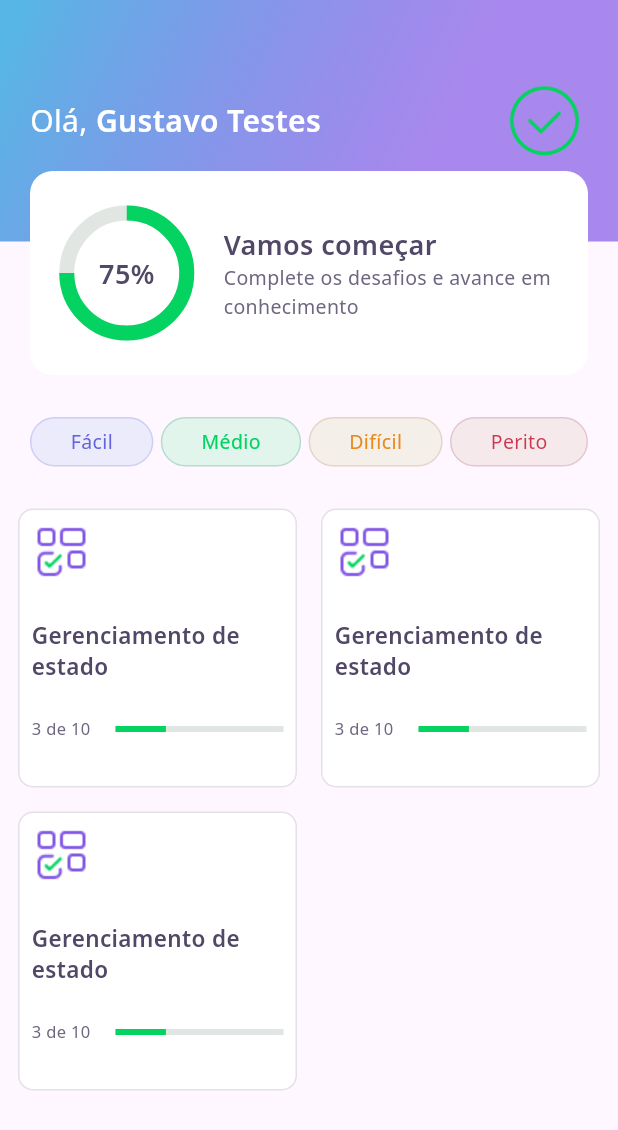
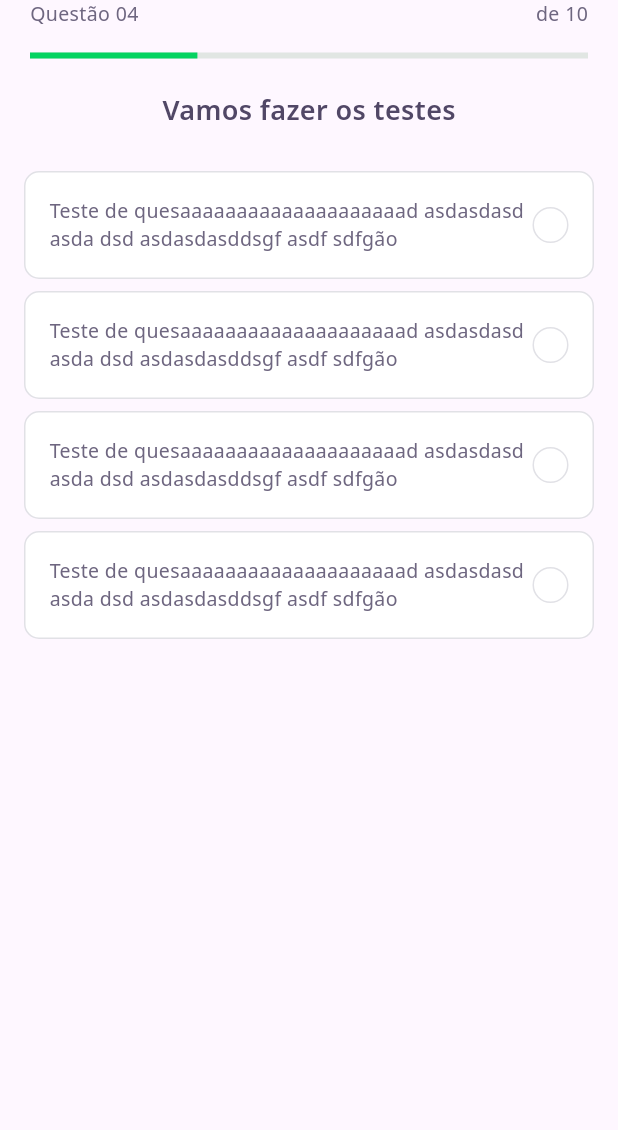
Before and after one commit to gustavoaesteves/NLW-flutter, a Flutter app: the screen it shows after launch, on a phone screen of 412 x 824 dp. Shown: the top 1130 px of the screen. Run offline on Flutter 3.47's test engine with Material 3 defaults, Android fonts, the phone set to English and light mode, and no system bars; our stand-ins replace google_fonts.

Commit message:
nlw: page question, listView, widget progress

```diff
--- /dev/null
+++ b/nlw_flutter/lib/challenge/challenge_page.dart
@@ -0,0 +1,25 @@
+import 'package:DevQuiz/challenge/widgets/question_indicator/question_indicator_widget.dart';
+import 'package:DevQuiz/challenge/widgets/quiz/quiz_widget.dart';
+import 'package:flutter/material.dart';
+
+class ChallengePage extends StatefulWidget {
+  const ChallengePage({super.key});
+
+  @override
+  State<ChallengePage> createState() => _ChallengePageState();
+}
+
+class _ChallengePageState extends State<ChallengePage> {
+  @override
+  Widget build(BuildContext context) {
+    return Scaffold(
+      appBar: PreferredSize(
+          preferredSize: Size.fromHeight(60),
+          child: SafeArea(
+            top: true,
+            child: QuestionIndicatorWidget(),
+          )),
+      body: QuizWidget(title: "Vamos fazer os testes"),
+    );
+  }
+}
--- /dev/null
+++ b/nlw_flutter/lib/challenge/widgets/awnser/awnser_widget.dart
@@ -0,0 +1,78 @@
+import 'package:DevQuiz/core/core.dart';
+import 'package:flutter/material.dart';
+
+class AwnserWidget extends StatelessWidget {
+  final String title;
+  final bool isRight;
+  final bool isSelected;
+
+  const AwnserWidget(
+      {super.key,
+      required this.title,
+      this.isRight = false,
+      this.isSelected = false});
+
+  Color get _selectedColorRight =>
+      isRight ? AppColors.darkGreen : AppColors.darkRed;
+
+  Color get _selectedBorderRight =>
+      isRight ? AppColors.lightGreen : AppColors.lightRed;
+
+  Color get _selectedColorCardRight =>
+      isRight ? AppColors.lightGreen : AppColors.lightRed;
+
+  Color get _selectedBorderCardRight =>
+      isRight ? AppColors.green : AppColors.red;
+
+  TextStyle get _selectedTextStyleRight =>
+      isRight ? AppTextStyles.bodyDarkGreen : AppTextStyles.bodyDarkRed;
+
+  IconData get _selectedIconRight => isRight ? Icons.check : Icons.close;
+
+  @override
+  Widget build(BuildContext context) {
+    return Padding(
+      padding: const EdgeInsets.symmetric(horizontal: 16, vertical: 4),
+      child: Container(
+        padding: EdgeInsets.all(16),
+        decoration: BoxDecoration(
+            color: isSelected ? _selectedColorCardRight : AppColors.white,
+            borderRadius: BorderRadius.circular(10),
+            border: Border.fromBorderSide(BorderSide(
+                color:
+                    isSelected ? _selectedBorderCardRight : AppColors.border))),
+        child: Row(
+          mainAxisAlignment: MainAxisAlignment.spaceBetween,
+          children: [
+            Expanded(
+              flex: 1,
+              child: Text(
+                title,
+                style:
+                    isSelected ? _selectedTextStyleRight : AppTextStyles.body,
+              ),
+            ),
+            Container(
+              height: 24,
+              width: 24,
+              decoration: BoxDecoration(
+                color: isSelected ? _selectedColorRight : AppColors.white,
+                border: Border.fromBorderSide(BorderSide(
+                    color:
+                        isSelected ? _selectedBorderRight : AppColors.border)),
+                borderRadius: BorderRadius.circular(500),
+              ),
+              child: isSelected
+                  ? Icon(
+                      _selectedIconRight,
+                      size: 16,
+                      color: Colors.white,
+                    )
+                  : null,
+            )
+          ],
+        ),
+      ),
+    );
+  }
+}
--- /dev/null
+++ b/nlw_flutter/lib/challenge/widgets/question_indicator/question_indicator_widget.dart
@@ -0,0 +1,35 @@
+import 'package:DevQuiz/core/app_text_styles.dart';
+import 'package:DevQuiz/shared/widgets/progress_indicator/progress_indicator_widget.dart';
+import 'package:flutter/material.dart';
+
+class QuestionIndicatorWidget extends StatelessWidget {
+  const QuestionIndicatorWidget({super.key});
+
+  @override
+  Widget build(BuildContext context) {
+    return Container(
+      padding: const EdgeInsets.symmetric(horizontal: 20),
+      child: Column(
+        children: [
+          Row(
+            mainAxisAlignment: MainAxisAlignment.spaceBetween,
+            children: [
+              Text(
+                "Questão 04",
+                style: AppTextStyles.body,
+              ),
+              Text(
+                "de 10",
+                style: AppTextStyles.body,
+              ),
+            ],
+          ),
+          SizedBox(
+            height: 16,
+          ),
+          ProgressIndicatorWidget(value: 0.3)
+        ],
+      ),
+    );
+  }
+}
--- /dev/null
+++ b/nlw_flutter/lib/challenge/widgets/quiz/quiz_widget.dart
@@ -0,0 +1,37 @@
+import 'package:DevQuiz/challenge/widgets/awnser/awnser_widget.dart';
+import 'package:DevQuiz/core/core.dart';
+import 'package:flutter/material.dart';
+
+class QuizWidget extends StatelessWidget {
+  final String title;
+  const QuizWidget({super.key, required this.title});
+
+  @override
+  Widget build(BuildContext context) {
+    return Container(
+      child: Column(
+        children: [
+          Text(
+            title,
+            style: AppTextStyles.heading,
+          ),
+          SizedBox(
+            height: 24,
+          ),
+          AwnserWidget(
+              title:
+                  "Teste de quesaaaaaaaaaaaaaaaaaaaad asdasdasd asda dsd asdasdasddsgf asdf sdfgão"),
+          AwnserWidget(
+              title:
+                  "Teste de quesaaaaaaaaaaaaaaaaaaaad asdasdasd asda dsd asdasdasddsgf asdf sdfgão"),
+          AwnserWidget(
+              title:
+                  "Teste de quesaaaaaaaaaaaaaaaaaaaad asdasdasd asda dsd asdasdasddsgf asdf sdfgão"),
+          AwnserWidget(
+              title:
+                  "Teste de quesaaaaaaaaaaaaaaaaaaaad asdasdasd asda dsd asdasdasddsgf asdf sdfgão"),
+        ],
+      ),
+    );
+  }
+}
--- a/nlw_flutter/lib/core/app_widget.dart
+++ b/nlw_flutter/lib/core/app_widget.dart
@@ -1,9 +1,10 @@
+import 'package:DevQuiz/challenge/challenge_page.dart';
 import 'package:DevQuiz/home/home_page.dart';
 import 'package:flutter/material.dart';
 
 class AppWidget extends StatelessWidget {
   @override
   Widget build(BuildContext context) {
-    return MaterialApp(title: "DevQuiz", home: HomePage());
+    return MaterialApp(title: "DevQuiz", home: ChallengePage());
   }
 }
--- a/nlw_flutter/lib/home/widgets/quiz_card/quiz_card_widget.dart
+++ b/nlw_flutter/lib/home/widgets/quiz_card/quiz_card_widget.dart
@@ -1,4 +1,5 @@
 import 'package:DevQuiz/core/core.dart';
+import 'package:DevQuiz/shared/widgets/progress_indicator/progress_indicator_widget.dart';
 import 'package:flutter/material.dart';
 
 class QuizCardWidget extends StatelessWidget {
@@ -34,15 +35,7 @@ class QuizCardWidget extends StatelessWidget {
             children: [
               Expanded(
                   flex: 1, child: Text("3 de 10", style: AppTextStyles.body11)),
-              Expanded(
-                flex: 2,
-                child: LinearProgressIndicator(
-                  value: 0.3,
-                  backgroundColor: AppColors.chartSecondary,
-                  valueColor:
-                      AlwaysStoppedAnimation<Color>(AppColors.chartPrimary),
-                ),
-              )
+              Expanded(flex: 2, child: ProgressIndicatorWidget(value: 0.3))
             ],
           )
         ],
--- /dev/null
+++ b/nlw_flutter/lib/shared/widgets/progress_indicator/progress_indicator_widget.dart
@@ -0,0 +1,17 @@
+import 'package:DevQuiz/core/app_colors.dart';
+import 'package:flutter/material.dart';
+
+class ProgressIndicatorWidget extends StatelessWidget {
+  final double value;
+
+  const ProgressIndicatorWidget({super.key, required this.value});
+
+  @override
+  Widget build(BuildContext context) {
+    return LinearProgressIndicator(
+      value: 0.3,
+      backgroundColor: AppColors.chartSecondary,
+      valueColor: AlwaysStoppedAnimation<Color>(AppColors.chartPrimary),
+    );
+  }
+}
```
